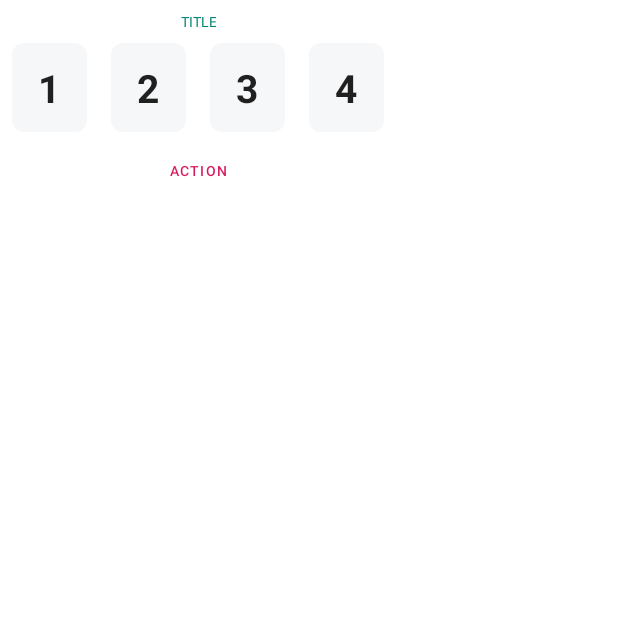
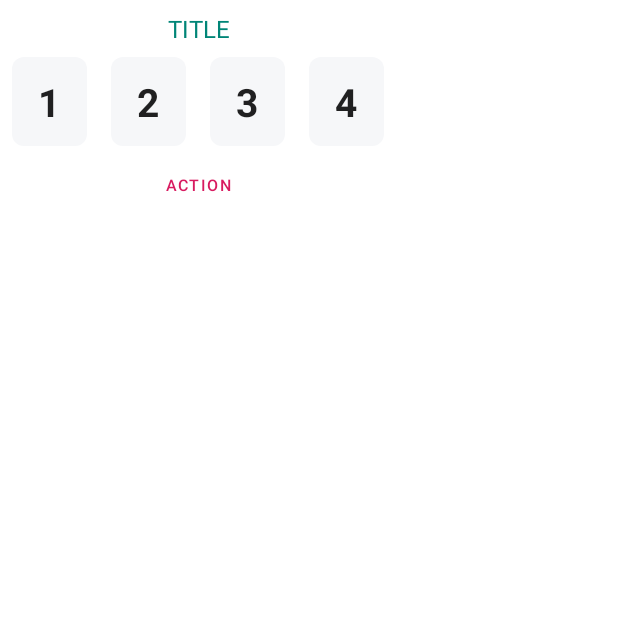
Before and after one commit to a-zasypalov/SmsCodeLayout, an Android app: the screen it shows after launch (MainActivity), on a phone screen of 412 x 824 dp, the top half of it. Run offline under Robolectric (Android 15) with nearby library versions, the phone set to English and light mode, and no system bars.

Commit message:
Update sample

```diff
--- a/app/src/main/java/com/gaoyun/smscodelayout/MainActivity.kt
+++ b/app/src/main/java/com/gaoyun/smscodelayout/MainActivity.kt
@@ -13,6 +13,9 @@ class MainActivity : AppCompatActivity() {
 
         smsCodeView.setActionText("Action")
         smsCodeView.setTitleText("Title")
+
+        smsCodeView.setTitleTextSize(24f)
+        smsCodeView.setActionTextSize(16f)
 
         smsCodeView.setTitleTextColor(resources.getColor(R.color.colorPrimary))
         smsCodeView.setActionTextColor(resources.getColor(R.color.colorAccent))
--- a/app/src/main/res/layout/activity_main.xml
+++ b/app/src/main/res/layout/activity_main.xml
@@ -12,9 +12,11 @@
         android:layout_height="wrap_content"
         app:actionText="Action text"
         app:actionTextColor="@color/colorAccent"
+        app:actionTextSize="16sp"
         app:buttonStyle="@style/AppTheme"
         app:numberBackground="@drawable/rounded_card_grey"
         app:titleText="Title"
-        app:titleTextColor="@color/colorBlue" />
+        app:titleTextColor="@color/colorBlue"
+        app:titleTextSize="24sp"/>
 
 </FrameLayout>
```
